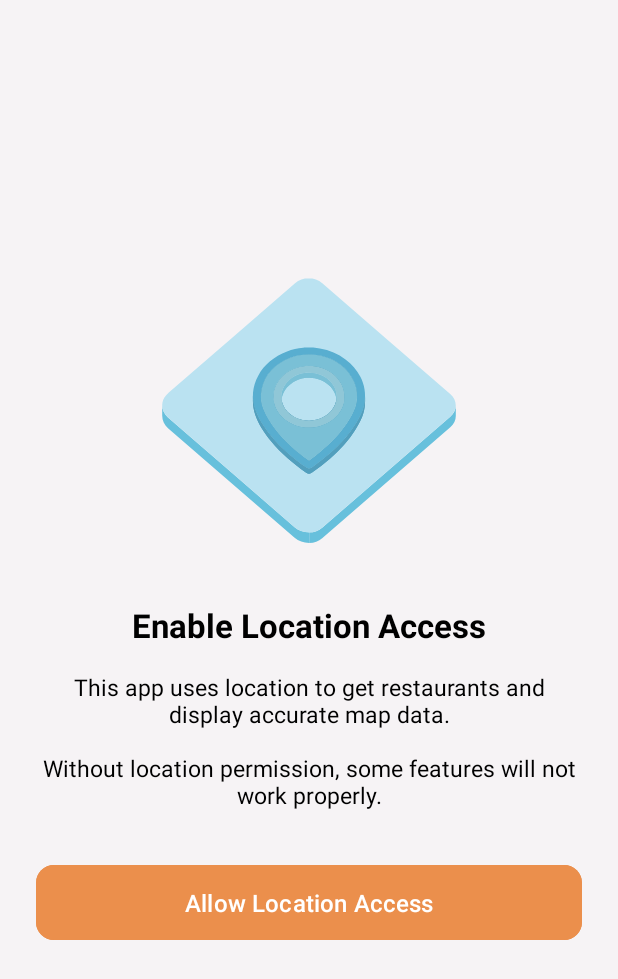
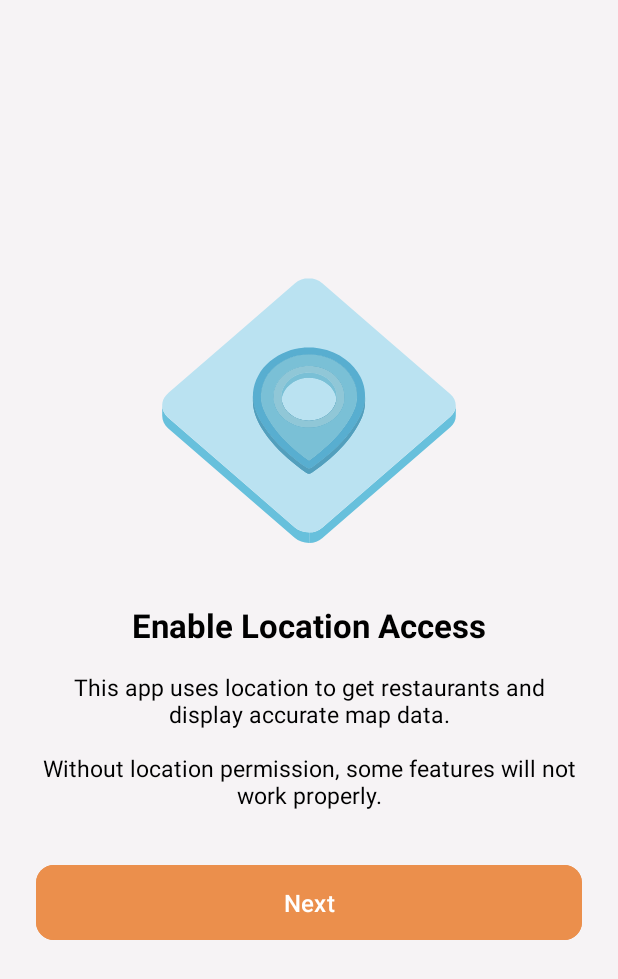
Before and after one commit to hayat-16/Flipit, an Android app: the screen it shows after launch (PermissionsActivity), on a phone screen of 412 x 824 dp. Shown: the top 979 px of the screen. Run offline under Robolectric (Android 15) with nearby library versions, the phone set to English and light mode, and no system bars; our stand-ins replace Firebase (no records; nobody signed in at launch, a user with empty details on screens opened directly), sdp/ssp sizes.

Commit message:
Minor xml changes

```diff
--- a/app/src/main/res/layout/activity_permissions.xml
+++ b/app/src/main/res/layout/activity_permissions.xml
@@ -65,7 +65,7 @@
             android:layout_marginTop="32dp"
             android:backgroundTint="@color/orange"
             android:padding="14dp"
-            android:text="Allow Location Access"
+            android:text="Next"
             android:textColor="@color/white"
             android:textSize="16sp"
             app:cornerRadius="12dp"
@@ -87,103 +87,4 @@
         <!--        app:layout_constraintEnd_toEndOf="parent"/>-->
 
     </androidx.appcompat.widget.LinearLayoutCompat>
-
-
 </androidx.constraintlayout.widget.ConstraintLayout>
-
-
-    <!--<?xml version="1.0" encoding="utf-8"?>-->
-    <!--<androidx.constraintlayout.widget.ConstraintLayout xmlns:android="http://schemas.android.com/apk/res/android"-->
-    <!--    xmlns:app="http://schemas.android.com/apk/res-auto"-->
-    <!--    xmlns:tools="http://schemas.android.com/tools"-->
-    <!--    android:id="@+id/permissionScreen"-->
-    <!--    android:layout_width="match_parent"-->
-    <!--    android:layout_height="match_parent"-->
-    <!--    android:background="@color/white"-->
-    <!--    tools:context=".activities.PermissionsActivity">-->
-
-    <!--    &lt;!&ndash; Illustration &ndash;&gt;-->
-    <!--    <ImageView-->
-    <!--        android:id="@+id/ivIllustration"-->
-    <!--        android:layout_width="200dp"-->
-    <!--        android:layout_height="200dp"-->
-    <!--        android:src="@android:drawable/ic_menu_mapmode"-->
-    <!--        android:contentDescription="Location Illustration"-->
-    <!--        app:layout_constraintTop_toTopOf="parent"-->
-    <!--        app:layout_constraintTop_margin="60dp"-->
-    <!--        app:layout_constraintStart_toStartOf="parent"-->
-    <!--        app:layout_constraintEnd_toEndOf="parent" />-->
-
-    <!--    &lt;!&ndash; Title &ndash;&gt;-->
-    <!--    <TextView-->
-    <!--        android:id="@+id/tvTitle"-->
-    <!--        android:layout_width="0dp"-->
-    <!--        android:layout_height="wrap_content"-->
-    <!--        android:text="Enable Location Access"-->
-    <!--        android:textColor="@color/black"-->
-    <!--        android:textSize="22sp"-->
-    <!--        android:textStyle="bold"-->
-    <!--        android:gravity="center"-->
-    <!--        app:layout_constraintTop_toBottomOf="@+id/ivIllustration"-->
-    <!--        app:layout_constraintStart_toStartOf="parent"-->
-    <!--        app:layout_constraintEnd_toEndOf="parent"-->
-    <!--        android:layout_marginTop="24dp" />-->
-
-    <!--    &lt;!&ndash; Message &ndash;&gt;-->
-    <!--    <TextView-->
-    <!--        android:id="@+id/tvDescription"-->
-    <!--        android:layout_width="0dp"-->
-    <!--        android:layout_height="wrap_content"-->
-    <!--        android:text="We use your location to show nearby restaurants, accurate delivery areas, and personalized recommendations."-->
-    <!--        android:textColor="@color/black"-->
-    <!--        android:textSize="15sp"-->
-    <!--        android:gravity="center"-->
-    <!--        android:paddingHorizontal="28dp"-->
-    <!--        app:layout_constraintTop_toBottomOf="@+id/tvTitle"-->
-    <!--        app:layout_constraintStart_toStartOf="parent"-->
-    <!--        app:layout_constraintEnd_toEndOf="parent"-->
-    <!--        android:layout_marginTop="12dp" />-->
-
-    <!--    &lt;!&ndash; Small highlight &ndash;&gt;-->
-    <!--    <TextView-->
-    <!--        android:id="@+id/tvHighlight"-->
-    <!--        android:layout_width="0dp"-->
-    <!--        android:layout_height="wrap_content"-->
-    <!--        android:text="Without location access, map data cannot be loaded properly."-->
-    <!--        android:textColor="@color/red"-->
-    <!--        android:textSize="13sp"-->
-    <!--        android:gravity="center"-->
-    <!--        android:paddingHorizontal="28dp"-->
-    <!--        android:layout_marginTop="8dp"-->
-    <!--        app:layout_constraintTop_toBottomOf="@id/tvDescription"-->
-    <!--        app:layout_constraintStart_toStartOf="parent"-->
-    <!--        app:layout_constraintEnd_toEndOf="parent" />-->
-
-    <!--    &lt;!&ndash; Allow button &ndash;&gt;-->
-    <!--    <com.google.android.material.button.MaterialButton-->
-    <!--        android:id="@+id/btnAllow"-->
-    <!--        android:layout_width="0dp"-->
-    <!--        android:layout_height="wrap_content"-->
-    <!--        android:text="Allow Location Access"-->
-    <!--        style="@style/Widget.Material3.Button.IconButton.Filled"-->
-    <!--        android:layout_marginHorizontal="28dp"-->
-    <!--        android:layout_marginTop="26dp"-->
-    <!--        app:layout_constraintTop_toBottomOf="@+id/tvHighlight"-->
-    <!--        app:layout_constraintStart_toStartOf="parent"-->
-    <!--        app:layout_constraintEnd_toEndOf="parent" />-->
-
-    <!--    &lt;!&ndash; Maybe Later &ndash;&gt;-->
-    <!--    <TextView-->
-    <!--        android:id="@+id/tvLater"-->
-    <!--        android:layout_width="wrap_content"-->
-    <!--        android:layout_height="wrap_content"-->
-    <!--        android:text="Maybe Later"-->
-    <!--        android:textSize="14sp"-->
-    <!--        android:textStyle="bold"-->
-    <!--        android:textColor="@color/black"-->
-    <!--        android:layout_marginTop="14dp"-->
-    <!--        app:layout_constraintTop_toBottomOf="@+id/btnAllow"-->
-    <!--        app:layout_constraintStart_toStartOf="parent"-->
-    <!--        app:layout_constraintEnd_toEndOf="parent" />-->
-
-    <!--</androidx.constraintlayout.widget.ConstraintLayout>-->
```
